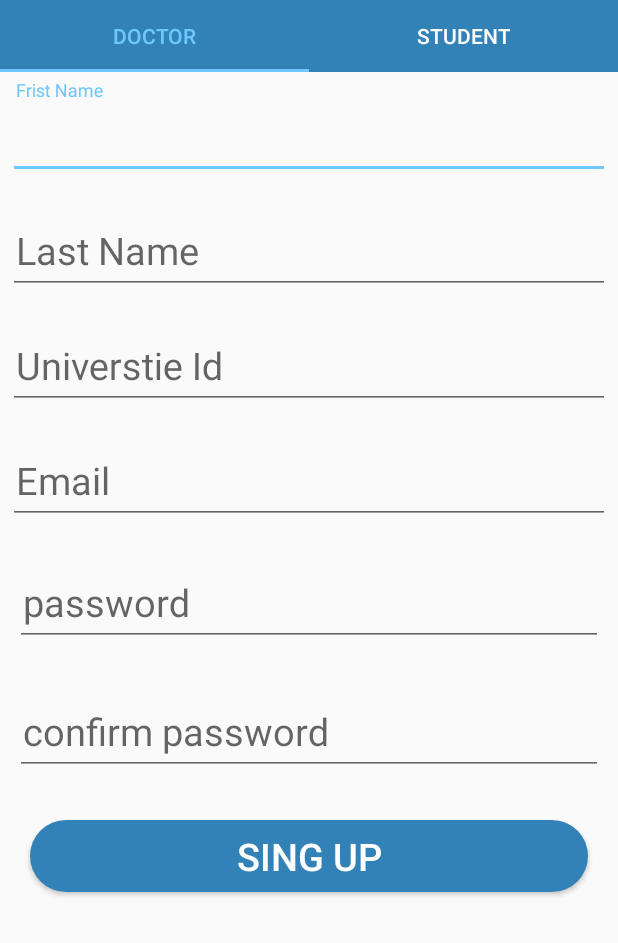
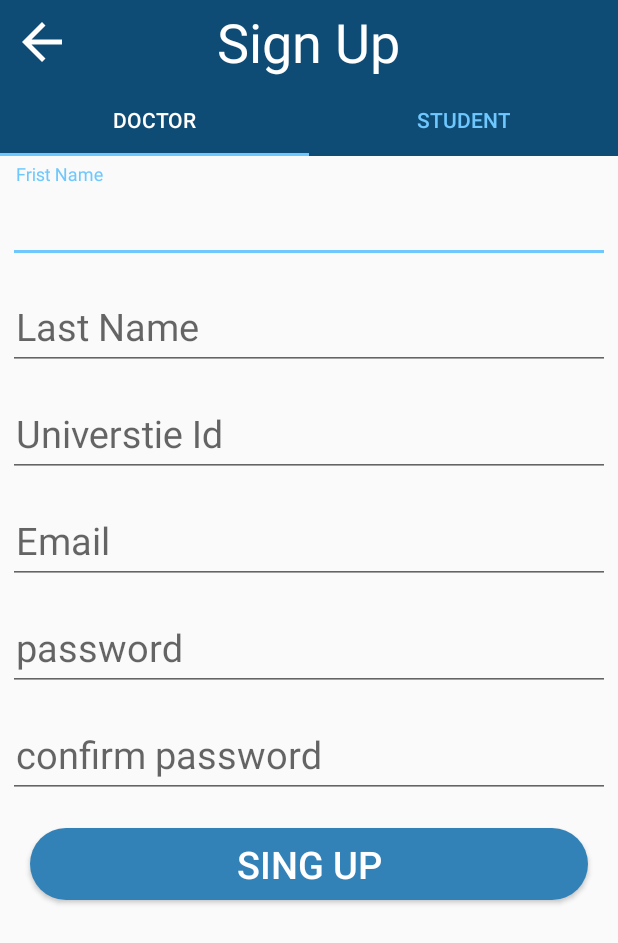
Before and after one commit to elmorshdi/attendanceSystem, an Android app: the sign_up screen opened directly, with no data from a screen before it, on a phone screen of 412 x 824 dp. Shown: the top 943 px of the screen. Run offline under Robolectric (Android 15) with nearby library versions, the phone set to English and light mode, and no system bars; our stand-ins replace Firebase (no records; nobody signed in at launch, a user with empty details on screens opened directly).

Commit message:
commit sign up ui update

```diff
--- a/app/src/main/AndroidManifest.xml
+++ b/app/src/main/AndroidManifest.xml
@@ -29,7 +29,7 @@
             android:name=".HomeActivity"
             android:screenOrientation="portrait" />
         <activity
-            android:name=".sing_up"
+            android:name=".sign_up"
             android:screenOrientation="portrait" />
         <activity
             android:name=".MainActivity"
--- a/app/src/main/java/com/attendance/system/MainActivity.java
+++ b/app/src/main/java/com/attendance/system/MainActivity.java
@@ -128,7 +128,7 @@ public class MainActivity extends AppCompatActivity {
     }
 
     public void go_signup(View view) {
-        Intent intent = new Intent(this, sing_up.class);
+        Intent intent = new Intent(this, sign_up.class);
         startActivity(intent);
         finish();
     }
--- a/app/src/main/java/com/attendance/system/sing_up.java
+++ b/app/src/main/java/com/attendance/system/sign_up.java
@@ -11,7 +11,7 @@ import com.google.android.material.tabs.TabItem;
 import com.google.android.material.tabs.TabLayout;
 
 
-public class sing_up extends AppCompatActivity {
+public class sign_up extends AppCompatActivity {
     TabLayout tabLayout;
     ViewPager viewPager;
     PageAdapter pageAdapter;
@@ -21,7 +21,7 @@ public class sing_up extends AppCompatActivity {
     @Override
     protected void onCreate(Bundle savedInstanceState) {
         super.onCreate(savedInstanceState);
-        setContentView(R.layout.activity_sing_up);
+        setContentView(R.layout.activity_sign_up);
 
         tabLayout = findViewById(R.id.tablayout);
         tabdoctor= findViewById(R.id.tab1);
@@ -33,9 +33,13 @@ public class sing_up extends AppCompatActivity {
         viewPager.addOnPageChangeListener(new TabLayout.TabLayoutOnPageChangeListener(tabLayout));
     }
     public void go_signin(View view) {
-        Intent intent = new Intent(sing_up.this, MainActivity.class);
+        Intent intent = new Intent(sign_up.this, MainActivity.class);
         startActivity(intent);
 
     }
 
+    public void go_home(View view) {
+        Intent intent = new Intent(sign_up.this, MainActivity.class);
+        startActivity(intent);
+    }
 }
--- a/app/src/main/res/layout/activity_sing_up.xml
+++ b/app/src/main/res/layout/activity_sign_up.xml
@@ -5,7 +5,32 @@
     android:layout_width="match_parent"
     android:orientation="vertical"
     android:layout_height="match_parent"
-    tools:context=".sing_up">
+    tools:context=".sign_up">
+
+    <RelativeLayout
+        android:id="@+id/toolbar"
+        android:layout_width="match_parent"
+        android:layout_height="wrap_content"
+        android:background="@color/colorPrimaryDark">
+
+        <TextView
+            android:layout_width="wrap_content"
+            android:layout_height="wrap_content"
+            android:layout_centerInParent="true"
+            android:text="Sign Up"
+            android:textColor="#ffffff"
+            android:textSize="36sp" />
+
+        <ImageView
+            android:id="@+id/back_aroww"
+            android:layout_width="40dp"
+            android:layout_height="40dp"
+            android:layout_centerVertical="true"
+            android:layout_margin="8dp"
+            android:onClick="go_home"
+            android:src="@drawable/abc_vector_test"
+            android:tint="#ffffff" />
+    </RelativeLayout>
 
 
 <com.google.android.material.tabs.TabLayout
@@ -13,9 +38,9 @@
     android:id="@+id/tablayout"
     android:layout_width="match_parent"
     android:layout_height="wrap_content"
-    android:background="@color/colorPrimary"
-    app:tabSelectedTextColor="@color/colorAccent"
-    app:tabTextColor="@android:color/white">
+    android:background="@color/colorPrimaryDark"
+    app:tabSelectedTextColor="@android:color/white"
+    app:tabTextColor="@color/colorAccent">
 
     <com.google.android.material.tabs.TabItem
         android:id="@+id/tab1"
--- a/app/src/main/res/layout/fragment_doctor.xml
+++ b/app/src/main/res/layout/fragment_doctor.xml
@@ -3,7 +3,6 @@
     xmlns:tools="http://schemas.android.com/tools"
     android:layout_width="match_parent"
     android:layout_height="match_parent"
-    xmlns:app="http://schemas.android.com/apk/res-auto"
     android:orientation="vertical"
     tools:context=".doctorFragment">
 
@@ -12,8 +11,10 @@
     <com.google.android.material.textfield.TextInputLayout
         android:id="@+id/dr_fname_text_input_layout"
         android:layout_width="match_parent"
-        android:layout_margin="5dp"
-        android:layout_height="wrap_content">
+        android:layout_height="wrap_content"
+        android:layout_marginLeft="5dp"
+        android:layout_marginTop="5dp"
+        android:layout_marginRight="5dp">
 
         <EditText
             android:layout_centerHorizontal="true"
@@ -31,7 +32,10 @@
     <com.google.android.material.textfield.TextInputLayout
         android:id="@+id/dr_lname_text_input_layout"
         android:layout_width="match_parent"
-        android:layout_margin="5dp"
+        android:layout_marginLeft="5dp"
+        android:layout_marginTop="5dp"
+        android:layout_marginRight="5dp"
+
         android:layout_height="wrap_content">
 
         <EditText
@@ -51,7 +55,9 @@
     <com.google.android.material.textfield.TextInputLayout
         android:id="@+id/dr_id_text_input_layout"
         android:layout_width="match_parent"
-        android:layout_margin="5dp"
+        android:layout_marginLeft="5dp"
+        android:layout_marginTop="5dp"
+        android:layout_marginRight="5dp"
         android:layout_height="wrap_content">
 
         <EditText
@@ -72,7 +78,9 @@
     <com.google.android.material.textfield.TextInputLayout
         android:id="@+id/dr_username_text_input_layout"
         android:layout_width="match_parent"
-        android:layout_margin="5dp"
+        android:layout_marginLeft="5dp"
+        android:layout_marginTop="5dp"
+        android:layout_marginRight="5dp"
         android:layout_height="wrap_content">
 
         <EditText
@@ -90,7 +98,9 @@
 
     <com.google.android.material.textfield.TextInputLayout
         android:id="@+id/dr_password_text_input_layout"
-        android:layout_margin="10dp"
+        android:layout_marginLeft="5dp"
+        android:layout_marginTop="5dp"
+        android:layout_marginRight="5dp"
         android:layout_width="match_parent"
         android:layout_height="wrap_content">
 
@@ -107,7 +117,9 @@
     </com.google.android.material.textfield.TextInputLayout>
     <com.google.android.material.textfield.TextInputLayout
         android:id="@+id/dr_confirm_password_text_input_layout"
-        android:layout_margin="10dp"
+        android:layout_marginLeft="5dp"
+        android:layout_marginTop="5dp"
+        android:layout_marginRight="5dp"
         android:layout_width="match_parent"
         android:layout_height="wrap_content">
 
--- a/app/src/main/res/layout/fragment_student.xml
+++ b/app/src/main/res/layout/fragment_student.xml
@@ -3,7 +3,6 @@
     xmlns:tools="http://schemas.android.com/tools"
     android:layout_width="match_parent"
     android:layout_height="match_parent"
-    xmlns:app="http://schemas.android.com/apk/res-auto"
     android:orientation="vertical"
     tools:context=".studentFragment">
 
@@ -14,7 +13,9 @@
     <com.google.android.material.textfield.TextInputLayout
         android:id="@+id/fullname_text_input_layout"
         android:layout_width="match_parent"
-        android:layout_margin="5dp"
+        android:layout_marginLeft="5dp"
+        android:layout_marginTop="5dp"
+        android:layout_marginRight="5dp"
         android:layout_height="wrap_content">
 
         <EditText
@@ -36,7 +37,9 @@
     <com.google.android.material.textfield.TextInputLayout
         android:id="@+id/id_text_input_layout"
         android:layout_width="match_parent"
-        android:layout_margin="5dp"
+        android:layout_marginLeft="5dp"
+        android:layout_marginTop="5dp"
+        android:layout_marginRight="5dp"
         android:layout_height="wrap_content">
 
         <EditText
@@ -57,7 +60,9 @@
     <com.google.android.material.textfield.TextInputLayout
         android:id="@+id/username_text_input_layout"
         android:layout_width="match_parent"
-        android:layout_margin="5dp"
+        android:layout_marginLeft="5dp"
+        android:layout_marginTop="5dp"
+        android:layout_marginRight="5dp"
         android:layout_height="wrap_content">
 
         <EditText
@@ -75,7 +80,9 @@
 
     <com.google.android.material.textfield.TextInputLayout
         android:id="@+id/password_text_input_layout"
-        android:layout_margin="5dp"
+        android:layout_marginLeft="5dp"
+        android:layout_marginTop="5dp"
+        android:layout_marginRight="5dp"
         android:layout_width="match_parent"
         android:layout_height="wrap_content">
 
@@ -92,7 +99,9 @@
     </com.google.android.material.textfield.TextInputLayout>
     <com.google.android.material.textfield.TextInputLayout
         android:id="@+id/confirm_password_text_input_layout"
-        android:layout_margin="5dp"
+        android:layout_marginLeft="5dp"
+        android:layout_marginTop="5dp"
+        android:layout_marginRight="5dp"
         android:layout_width="match_parent"
         android:layout_height="wrap_content">
 
```
